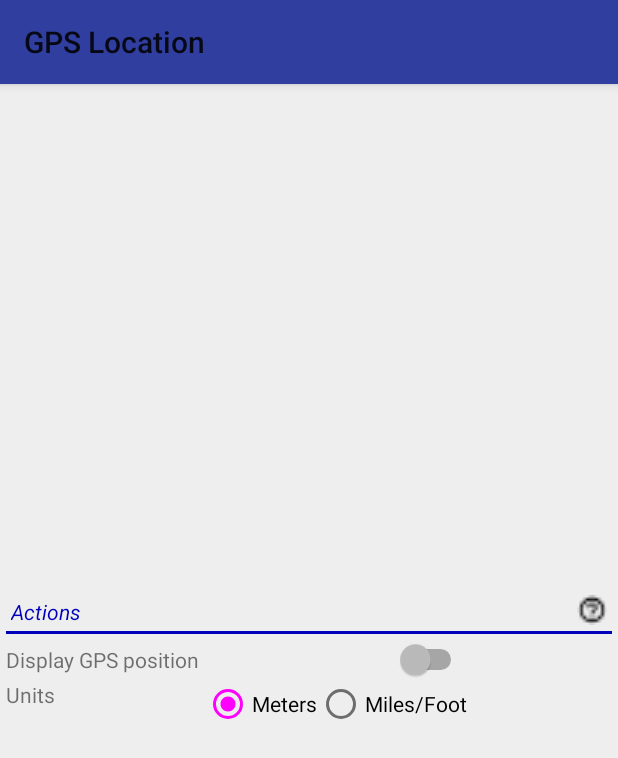
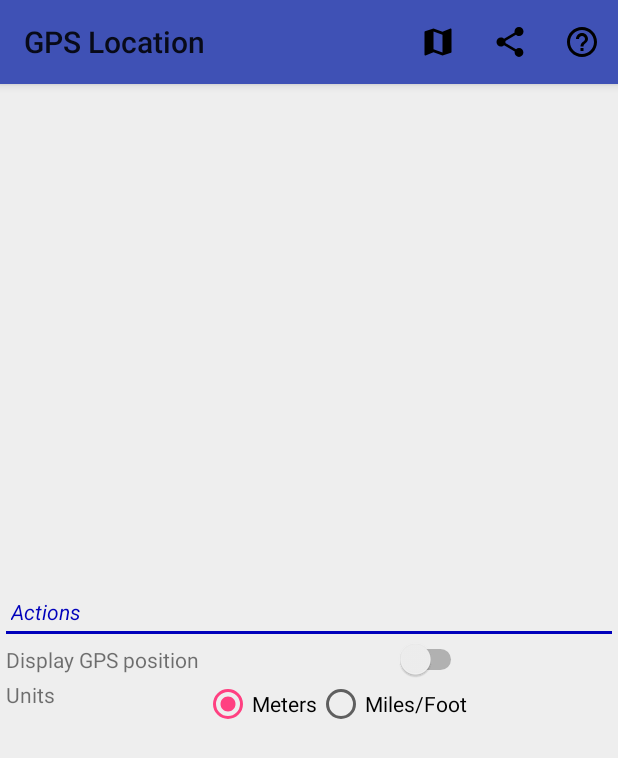
Before and after one commit to iddekingej/GPXPoint, an Android app: the screen it shows after launch (GPSInfo), on a phone screen of 412 x 824 dp. Shown: the top 758 px of the screen. Run offline under Robolectric (Android 15) with nearby library versions, the phone set to English and light mode, and no system bars.

Commit message:
* The help button is on the top of the screen * Button for sharing location * Button for easy opening google maps * When GPS turned off , the last location stays visible

```diff
--- a/app/build.gradle
+++ b/app/build.gradle
@@ -35,5 +35,6 @@ dependencies {
     })
     compile 'com.android.support:appcompat-v7:26.0.0'
     compile 'com.android.support.constraint:constraint-layout:1.0.2'
+    compile 'com.android.support:design:26.0.2'
     testCompile 'junit:junit:4.12'
 }
--- /dev/null
+++ b/app/src/main/res/drawable/map.xml
@@ -0,0 +1,9 @@
+<vector xmlns:android="http://schemas.android.com/apk/res/android"
+        android:width="24dp"
+        android:height="24dp"
+        android:viewportWidth="24.0"
+        android:viewportHeight="24.0">
+    <path
+        android:fillColor="#FF000000"
+        android:pathData="M20.5,3l-0.16,0.03L15,5.1 9,3 3.36,4.9c-0.21,0.07 -0.36,0.25 -0.36,0.48V20.5c0,0.28 0.22,0.5 0.5,0.5l0.16,-0.03L9,18.9l6,2.1 5.64,-1.9c0.21,-0.07 0.36,-0.25 0.36,-0.48V3.5c0,-0.28 -0.22,-0.5 -0.5,-0.5zM15,19l-6,-2.11V5l6,2.11V19z"/>
+</vector>
--- /dev/null
+++ b/app/src/main/res/drawable/share.xml
@@ -0,0 +1,9 @@
+<vector xmlns:android="http://schemas.android.com/apk/res/android"
+        android:width="24dp"
+        android:height="24dp"
+        android:viewportWidth="24.0"
+        android:viewportHeight="24.0">
+    <path
+        android:fillColor="#FF000000"
+        android:pathData="M18,16.08c-0.76,0 -1.44,0.3 -1.96,0.77L8.91,12.7c0.05,-0.23 0.09,-0.46 0.09,-0.7s-0.04,-0.47 -0.09,-0.7l7.05,-4.11c0.54,0.5 1.25,0.81 2.04,0.81 1.66,0 3,-1.34 3,-3s-1.34,-3 -3,-3 -3,1.34 -3,3c0,0.24 0.04,0.47 0.09,0.7L8.04,9.81C7.5,9.31 6.79,9 6,9c-1.66,0 -3,1.34 -3,3s1.34,3 3,3c0.79,0 1.5,-0.31 2.04,-0.81l7.12,4.16c-0.05,0.21 -0.08,0.43 -0.08,0.65 0,1.61 1.31,2.92 2.92,2.92 1.61,0 2.92,-1.31 2.92,-2.92s-1.31,-2.92 -2.92,-2.92z"/>
+</vector>
--- a/app/src/main/res/layout/activity_gpxinfo.xml
+++ b/app/src/main/res/layout/activity_gpxinfo.xml
@@ -3,15 +3,33 @@
     xmlns:tools="http://schemas.android.com/tools"
     android:layout_width="match_parent"
     android:layout_height="match_parent"
-    android:gravity="center_vertical"
     android:orientation="vertical"
-    android:padding="4dp"
+    xmlns:app="http://schemas.android.com/apk/res-auto"
     tools:context="org.elaya.gpxpoint.GPSInfo">
 
+    <android.support.design.widget.AppBarLayout
+        android:layout_width="match_parent"
+        android:layout_height="wrap_content"
+        android:theme="@style/AppTheme.AppBarOverlay">
 
+        <android.support.v7.widget.Toolbar
+            android:id="@+id/toolbar"
+            android:layout_width="match_parent"
+            android:layout_height="?attr/actionBarSize"
+            android:background="?attr/colorPrimary"
+            app:popupTheme="@style/AppTheme.PopupOverlay" />
+
+    </android.support.design.widget.AppBarLayout>
+    <LinearLayout
+        android:layout_width="match_parent"
+        android:layout_height="match_parent"
+        android:orientation="vertical"
+        android:padding="4dp"
+        android:gravity="center">
     <ScrollView
         android:layout_width="match_parent"
-        android:layout_height="wrap_content">
+        android:layout_height="wrap_content"
+        android:gravity="center">
 
         <LinearLayout
             android:layout_width="match_parent"
@@ -57,6 +75,29 @@
                 android:layout_height="wrap_content" />
 
             <LinearLayout
+                android:id="@+id/notCurrent"
+                android:layout_width="match_parent"
+                android:layout_height="match_parent"
+                android:orientation="horizontal">
+
+                <TextView
+                    android:id="@+id/textView7"
+                    style="@style/warningLabel"
+                    android:layout_width="wrap_content"
+                    android:layout_height="wrap_content"
+                    android:layout_weight="1"
+                    android:text="@string/not_current" />
+
+                <TextView
+                    android:id="@+id/lastTime"
+                    style="@style/warningLabel"
+                    android:layout_width="wrap_content"
+                    android:layout_height="wrap_content"
+                    android:layout_weight="1"
+                    android:text="TextView" />
+            </LinearLayout>
+
+            <LinearLayout
                 android:layout_width="match_parent"
                 android:layout_height="match_parent"
                 android:orientation="horizontal">
@@ -71,18 +112,6 @@
                     tools:layout_editor_absoluteX="-20dp"
                     tools:layout_editor_absoluteY="-9dp" />
 
-                <ImageView
-                    android:id="@+id/help"
-                    android:layout_width="wrap_content"
-                    android:layout_height="wrap_content"
-                    android:layout_marginEnd="10dp"
-                    android:layout_weight="1"
-                    android:clickable="true"
-                    android:contentDescription="@string/help"
-                    android:onClick="openHelp"
-                    android:scaleX="3"
-                    android:scaleY="3"
-                    android:src="@drawable/help" />
             </LinearLayout>
 
             <TableLayout
@@ -343,5 +372,5 @@
         </LinearLayout>
     </ScrollView>
 
-
+    </LinearLayout>
 </LinearLayout>
--- /dev/null
+++ b/app/src/main/res/menu/main.xml
@@ -0,0 +1,24 @@
+<?xml version="1.0" encoding="utf-8"?>
+<menu xmlns:android="http://schemas.android.com/apk/res/android"
+    xmlns:app="http://schemas.android.com/apk/res-auto"
+    >
+    <item
+        android:id="@+id/map"
+        android:title="@string/share"
+        android:icon="@drawable/map"
+        app:showAsAction="always"
+        />
+
+    <item
+        android:id="@+id/share"
+        android:title="@string/share"
+        android:icon="@drawable/share"
+        app:showAsAction="always"
+        />
+    <item
+        android:id="@+id/help"
+        android:title="@string/help"
+        android:icon="@drawable/help"
+        app:showAsAction="always"
+        />
+</menu>
--- a/app/src/main/res/values/strings.xml
+++ b/app/src/main/res/values/strings.xml
@@ -29,4 +29,9 @@
     <string name="help">Help</string>
     <string name="locationAuth">App not authorized to access location.</string>
     <string name="permission">Permission</string>
+    <string name="share">Share</string>
+    <string name="location_unknown">No location fix yet</string>
+    <string name="not_current">Warning:not current location. Location is from:</string>
+    <string name="googleMap">Google map</string>
+    <string name="googleMapNotFound">Google map application not found</string>
 </resources>
--- a/app/src/main/res/values/styles.xml
+++ b/app/src/main/res/values/styles.xml
@@ -5,12 +5,16 @@
     <color name="messageBackground">#080</color>
 
     <!-- Base application theme. -->
-    <style name="AppTheme" parent="ThemeOverlay.AppCompat.Light">
+    <style name="AppTheme"  parent="Theme.AppCompat.Light.NoActionBar">
         <item name="colorPrimary">@color/colorPrimary</item>
         <item name="colorPrimaryDark">@color/colorPrimaryDark</item>
         <item name="colorAccent">@color/colorAccent</item>
         <item name="android:windowBackground">@color/windowBackground</item>
     </style>
+
+    <style name="AppTheme.AppBarOverlay" parent="ThemeOverlay.AppCompat.Light" />
+
+    <style name="AppTheme.PopupOverlay" parent="ThemeOverlay.AppCompat.Light" />
 
     <!-- Style of Lon lat display -->
     <style name="lonLat" parent="android:Widget.TextView">
```
Also changed, not shown: app/src/main/AndroidManifest.xml (+7 -3 lines), app/src/main/java/org/elaya/gpxpoint/GPSInfo.java (+124 -22 lines).
